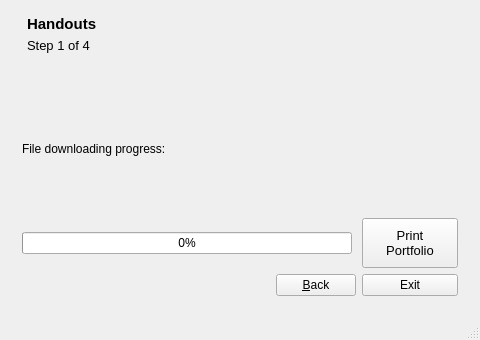
Before: the Qt Designer form portfolio/ui/mainwindow.ui in manutorres/pernambuco, drawn with Qt 5.
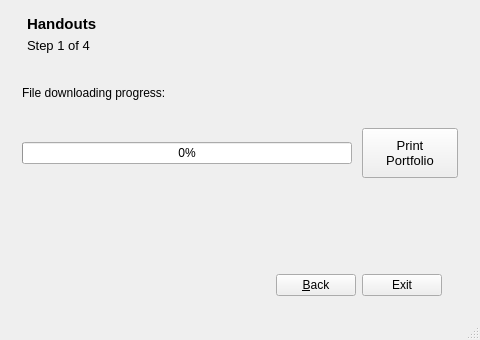
After: the same form once the commit is applied. The open tabs and pages were chosen to show the change. Icons and pictures are not drawn.

Patch:
```diff
--- a/portfolio/ui/mainwindow.ui
+++ b/portfolio/ui/mainwindow.ui
@@ -887,7 +887,7 @@
       </widget>
       <widget class="QWidget" name="page_4">
        <layout class="QGridLayout" name="gridLayout_2">
-        <item row="2" column="0">
+        <item row="3" column="0">
          <widget class="QProgressBar" name="progressBar">
           <property name="minimumSize">
            <size>
@@ -906,7 +906,7 @@
           </property>
          </widget>
         </item>
-        <item row="2" column="2">
+        <item row="3" column="2">
          <widget class="QPushButton" name="btnPrint">
           <property name="sizePolicy">
            <sizepolicy hsizetype="Minimum" vsizetype="Fixed">
@@ -944,11 +944,11 @@
           </property>
          </widget>
         </item>
-        <item row="3" column="2">
+        <item row="8" column="2">
          <widget class="QPushButton" name="btnExit_4">
           <property name="maximumSize">
            <size>
-            <width>96</width>
+            <width>80</width>
             <height>16777215</height>
            </size>
           </property>
@@ -962,7 +962,20 @@
           </property>
          </widget>
         </item>
-        <item row="1" column="0">
+        <item row="8" column="1">
+         <widget class="QPushButton" name="btnBack_4">
+          <property name="minimumSize">
+           <size>
+            <width>80</width>
+            <height>0</height>
+           </size>
+          </property>
+          <property name="text">
+           <string>&amp;Back</string>
+          </property>
+         </widget>
+        </item>
+        <item row="0" column="0">
          <widget class="QLabel" name="label_6">
           <property name="font">
            <font>
@@ -974,12 +987,70 @@
           </property>
          </widget>
         </item>
-        <item row="3" column="1">
-         <widget class="QPushButton" name="btnBack_4">
-          <property name="text">
-           <string>&amp;Back</string>
+        <item row="6" column="0" colspan="3">
+         <spacer name="verticalSpacer">
+          <property name="orientation">
+           <enum>Qt::Vertical</enum>
           </property>
-         </widget>
+          <property name="sizeHint" stdset="0">
+           <size>
+            <width>20</width>
+            <height>40</height>
+           </size>
+          </property>
+         </spacer>
+        </item>
+        <item row="7" column="0" colspan="3">
+         <spacer name="verticalSpacer_2">
+          <property name="orientation">
+           <enum>Qt::Vertical</enum>
+          </property>
+          <property name="sizeHint" stdset="0">
+           <size>
+            <width>20</width>
+            <height>40</height>
+           </size>
+          </property>
+         </spacer>
+        </item>
+        <item row="2" column="0">
+         <spacer name="verticalSpacer_3">
+          <property name="orientation">
+           <enum>Qt::Vertical</enum>
+          </property>
+          <property name="sizeHint" stdset="0">
+           <size>
+            <width>20</width>
+            <height>40</height>
+           </size>
+          </property>
+         </spacer>
+        </item>
+        <item row="5" column="0" colspan="3">
+         <spacer name="verticalSpacer_5">
+          <property name="orientation">
+           <enum>Qt::Vertical</enum>
+          </property>
+          <property name="sizeHint" stdset="0">
+           <size>
+            <width>20</width>
+            <height>40</height>
+           </size>
+          </property>
+         </spacer>
+        </item>
+        <item row="4" column="0" colspan="3">
+         <spacer name="verticalSpacer_6">
+          <property name="orientation">
+           <enum>Qt::Vertical</enum>
+          </property>
+          <property name="sizeHint" stdset="0">
+           <size>
+            <width>20</width>
+            <height>40</height>
+           </size>
+          </property>
+         </spacer>
         </item>
        </layout>
       </widget>
```
Left out of the diff: 2 changed lines with no effect on the pictures.
